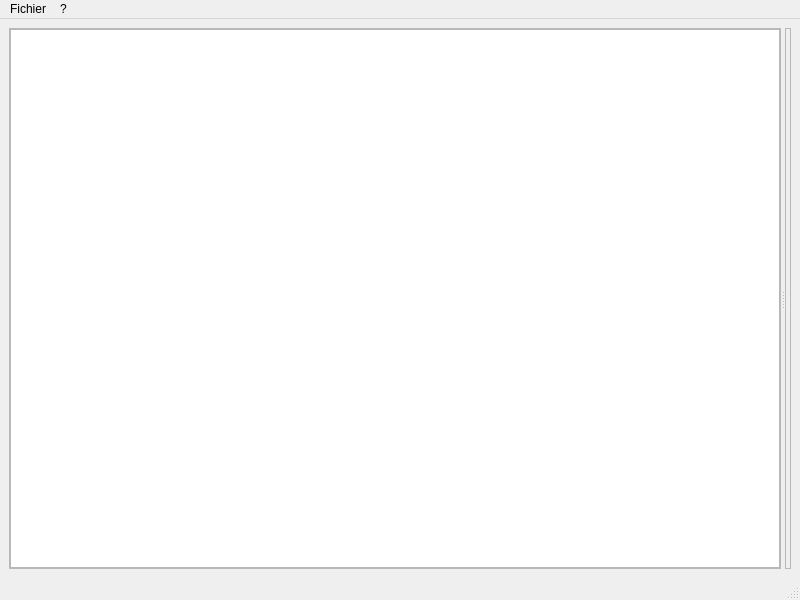
Old version of the form photo_tools/fenetre_principale.ui in the repository ice3/photo_tools.
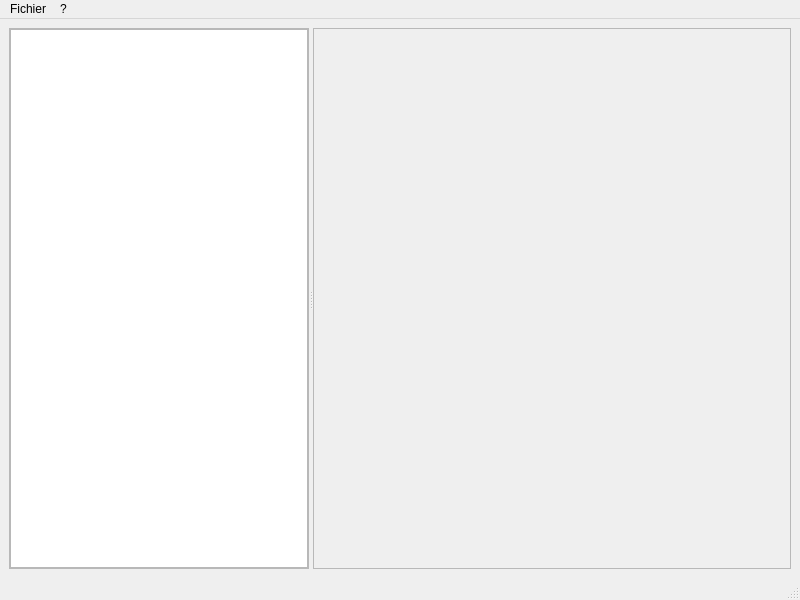
New version of the form.

Commit message:
le drag and drop fonctionne correctement en simple et en multiple avec la souris et les touches
il y avait un problème au niveau de la gestion du mouseMoveEvent.
quand on faisait un clic long pour faire une sélection multiple, dès qu'un item est touché le dnd commencait.
il faut appeler le super mouseMoveEvent quand on ne fait pas de dnd (selection multiples à la souris).

Diff of the .ui file:
```diff
--- a/photo_tools/fenetre_principale.ui
+++ b/photo_tools/fenetre_principale.ui
@@ -21,6 +21,12 @@
        <enum>Qt::Horizontal</enum>
       </property>
       <widget class="QFrame" name="frame">
+       <property name="maximumSize">
+        <size>
+         <width>300</width>
+         <height>16777215</height>
+        </size>
+       </property>
        <property name="frameShape">
         <enum>QFrame::StyledPanel</enum>
        </property>
@@ -32,7 +38,14 @@
          <number>0</number>
         </property>
         <item row="0" column="0">
-         <widget class="QTreeView" name="treeView_2"/>
+         <widget class="QTreeView" name="treeView_2">
+          <property name="maximumSize">
+           <size>
+            <width>300</width>
+            <height>16777215</height>
+           </size>
+          </property>
+         </widget>
         </item>
        </layout>
       </widget>
```
The commit also changes 1 other file.
